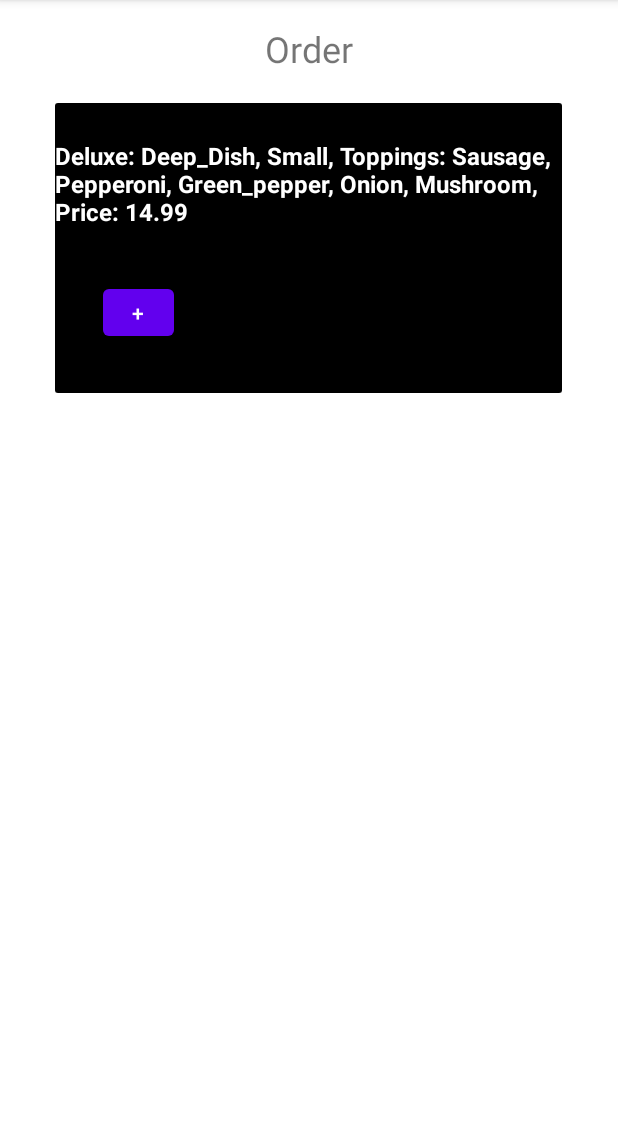
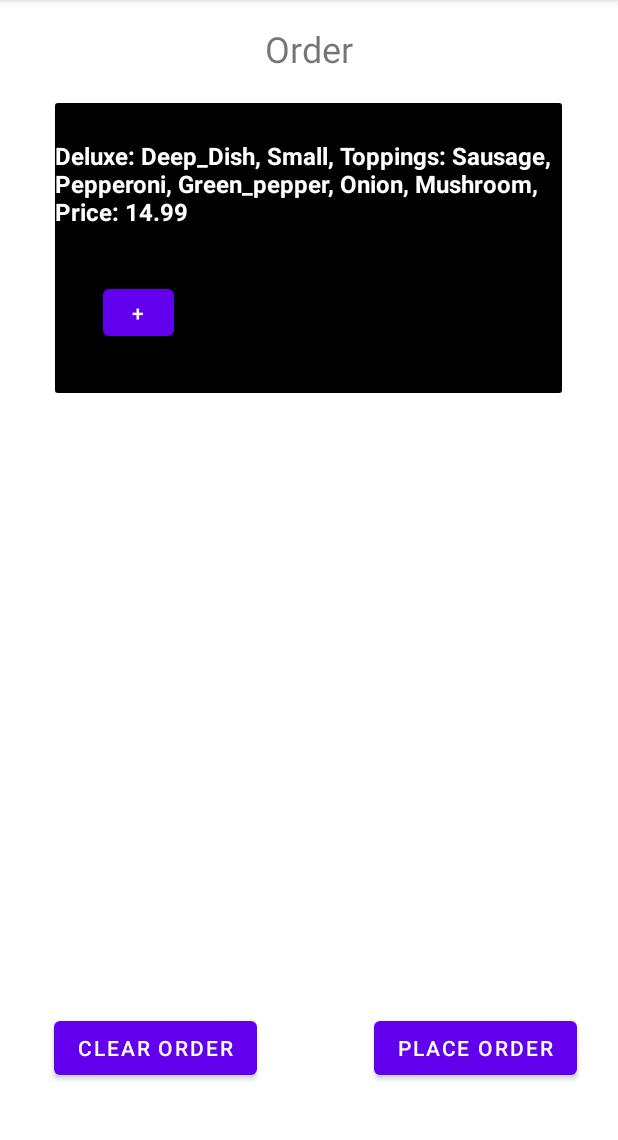
Before and after one commit to BBodajlo/Food-Ordering-App, an Android app: the OrderActivity screen opened directly, with no data from a screen before it, on a phone screen of 412 x 824 dp, the part 84-1224 px from its top. Run offline under Robolectric (Android 15) with nearby library versions, the phone set to English and light mode, and no system bars; Roboto replaces fonts that are not available here.

Commit message:
Order almost Done; Store Order Created/Almost Done
The basic funationality is there
Need to make the buttons in the lists remove the item from the respective lists

```diff
--- a/app/src/main/AndroidManifest.xml
+++ b/app/src/main/AndroidManifest.xml
@@ -23,6 +23,11 @@
             android:parentActivityName=".MainActivity"
             android:exported="false" />
         <activity
+            android:name=".StoreOrderActivity"
+            android:label="Store Order Pizza Activity"
+            android:parentActivityName=".MainActivity"
+            android:exported="false" />
+        <activity
             android:name=".MainActivity"
             android:exported="true">
             <intent-filter>
--- a/app/src/main/java/com/example/pizzaapp/ChicagoActivity.java
+++ b/app/src/main/java/com/example/pizzaapp/ChicagoActivity.java
@@ -231,8 +231,9 @@ public class ChicagoActivity extends AppCompatActivity implements AdapterView.On
         Size tempSize = currentPizza.getSize();
         Crust tempCrust = currentPizza.getCrust();
         testOrder.add(currentPizza);
-        OrderActivity.addOrder(currentPizza);
-        System.out.print(testOrder.toString());
+        OrderActivity.getCurrentOrder().add(currentPizza);
+        OrderActivity.updateList();
+        System.out.print(OrderActivity.getCurrentOrder().toString());
 
         if(currentPizza instanceof BuildYourOwn) {
             currentPizza = chicagoPizza.createBuildYourOwn();
--- a/app/src/main/java/com/example/pizzaapp/MainActivity.java
+++ b/app/src/main/java/com/example/pizzaapp/MainActivity.java
@@ -24,4 +24,9 @@ public class MainActivity extends AppCompatActivity {
         Intent intent = new Intent(this, OrderActivity.class);
         startActivity(intent);
     }
+    public void goToStoreOrder(View view)
+    {
+        Intent intent = new Intent(this, StoreOrderActivity.class);
+        startActivity(intent);
+    }
 }
--- a/app/src/main/java/com/example/pizzaapp/PizzaSelectedActivity.java
+++ b/app/src/main/java/com/example/pizzaapp/PizzaSelectedActivity.java
@@ -19,7 +19,6 @@ public class PizzaSelectedActivity extends AppCompatActivity {
     protected void onCreate(Bundle savedInstanceState) {
         super.onCreate(savedInstanceState);
         setContentView(R.layout.activity_order);
-
         Intent intent = getIntent();
         btn_itemName.setText(intent.getStringExtra("ITEM"));
     }
--- a/app/src/main/res/layout/activity_main.xml
+++ b/app/src/main/res/layout/activity_main.xml
@@ -105,6 +105,7 @@
         android:layout_width="129dp"
         android:layout_height="120dp"
         android:contentDescription="@string/store_order_main_page"
+        android:onClick="goToStoreOrder"
         app:layout_constraintBottom_toBottomOf="@+id/mainPageOrders"
         app:layout_constraintEnd_toEndOf="parent"
         app:layout_constraintHorizontal_bias="0.669"
--- a/app/src/main/res/layout/activity_order.xml
+++ b/app/src/main/res/layout/activity_order.xml
@@ -26,4 +26,28 @@
         app:layout_constraintHorizontal_bias="0.492"
         app:layout_constraintStart_toStartOf="parent"
         app:layout_constraintTop_toBottomOf="@+id/textView3" />
+
+    <Button
+        android:id="@+id/clearButton"
+        android:layout_width="wrap_content"
+        android:layout_height="wrap_content"
+        android:layout_marginStart="36dp"
+        android:layout_marginTop="24dp"
+        android:onClick="clearOrder"
+        android:text="@string/clear_order"
+        app:layout_constraintStart_toStartOf="parent"
+        app:layout_constraintTop_toBottomOf="@+id/orderRecycler" />
+
+    <Button
+        android:id="@+id/placeOrderButton"
+        android:layout_width="wrap_content"
+        android:layout_height="wrap_content"
+        android:onClick="placeOrder"
+        android:text="@string/place_order"
+        app:layout_constraintBottom_toBottomOf="@+id/clearButton"
+        app:layout_constraintEnd_toEndOf="parent"
+        app:layout_constraintHorizontal_bias="0.743"
+        app:layout_constraintStart_toEndOf="@+id/clearButton"
+        app:layout_constraintTop_toBottomOf="@+id/orderRecycler"
+        app:layout_constraintVertical_bias="1.0" />
 </androidx.constraintlayout.widget.ConstraintLayout>
--- a/app/src/main/res/values/strings.xml
+++ b/app/src/main/res/values/strings.xml
@@ -17,4 +17,7 @@
     <string name="medium">Medium</string>
     <string name="large">Large</string>
     <string name="add_to_order">Add To Order</string>
+    <string name="clear_order">Clear Order</string>
+    <string name="place_order">Place Order</string>
+    <string name="stored_orders">Stored Orders</string>
 </resources>
```
Also changed, not shown: app/src/main/java/com/example/pizzaapp/OrderActivity.java (+29 -3 lines), app/src/main/java/com/example/pizzaapp/OrderItem.java (added, +26 -0 lines), app/src/main/java/com/example/pizzaapp/StoreOrderActivity.java (added, +62 -0 lines), app/src/main/java/com/example/pizzaapp/StoreOrderAdapter.java (added, +138 -0 lines), app/src/main/res/layout/activity_storeorder.xml (added, +28 -0 lines).
